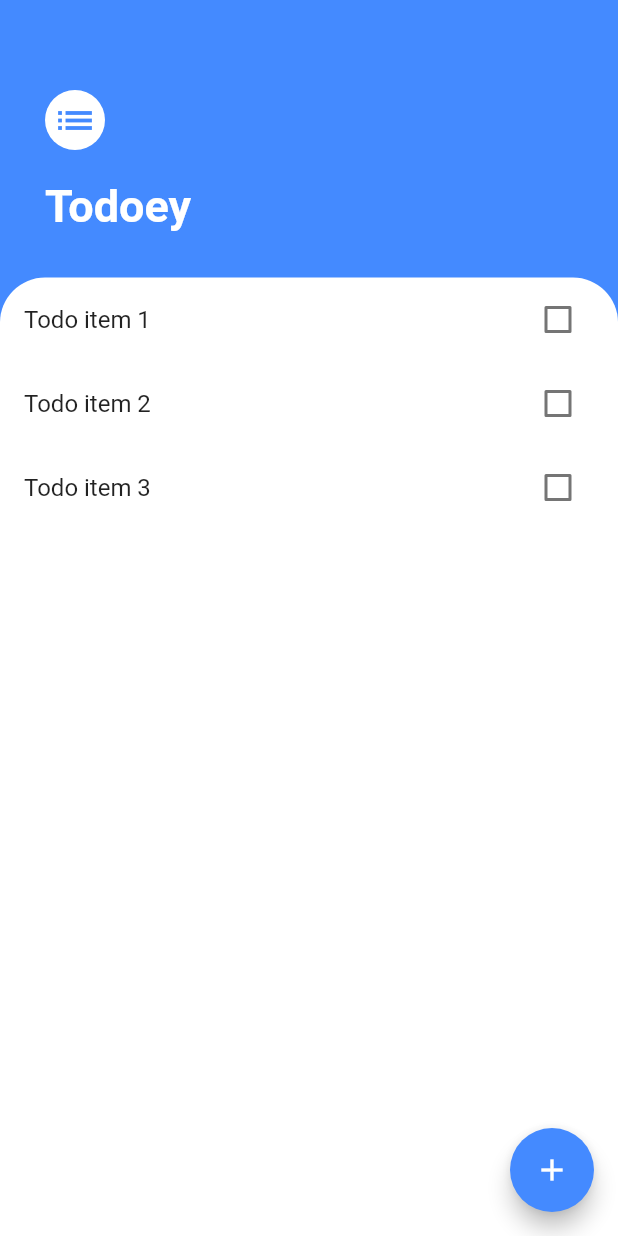
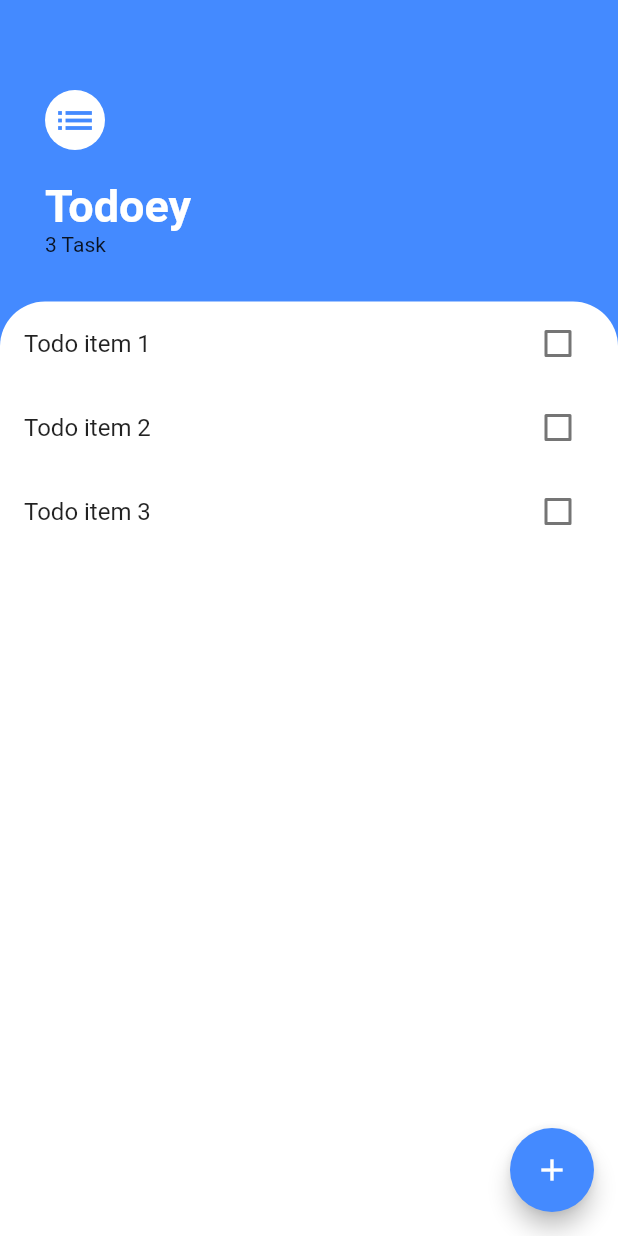
Before and after one commit to harendrabisht/todoey, a Flutter app: the screen it shows after launch, on a phone screen of 412 x 824 dp. Run offline on Flutter 3.47's test engine with Material 2 defaults, Android fonts, the phone set to English and light mode, and no system bars.

Commit message:
Replace todo list with state provider

```diff
--- a/lib/components/todo_list.dart
+++ b/lib/components/todo_list.dart
@@ -1,29 +1,22 @@
 import 'package:flutter/material.dart';
+import 'package:provider/provider.dart';
 import 'package:todoapp/components/todo.dart';
-import 'package:todoapp/models/task.dart';
+import 'package:todoapp/models/todo_data.dart';
 
-class TodoList extends StatefulWidget {
-  final List<Task> tasks;
-  TodoList(this.tasks);
-
-  @override
-  _TodoListState createState() => _TodoListState();
-}
-
-class _TodoListState extends State<TodoList> {
+class TodoList extends StatelessWidget {
   @override
   Widget build(BuildContext context) {
     return ListView.builder(
       itemBuilder: (context, index) => Todo(
-        title: widget.tasks[index].title,
-        isChecked: widget.tasks[index].isChecked,
+        title: Provider.of<TodoData>(context).tasks[index].title,
+        isChecked: Provider.of<TodoData>(context).tasks[index].isChecked,
         handleCheckbox: (isChecked) {
-          setState(() {
-            widget.tasks[index].toggleTask();
-          });
+//          setState(() {
+//            widget.tasks[index].toggleTask();
+//          });
         },
       ),
-      itemCount: widget.tasks.length,
+      itemCount: Provider.of<TodoData>(context).tasks.length,
     );
   }
 }
--- a/lib/main.dart
+++ b/lib/main.dart
@@ -1,4 +1,6 @@
 import 'package:flutter/material.dart';
+import 'package:provider/provider.dart';
+import 'package:todoapp/models/todo_data.dart';
 import 'package:todoapp/screens/todo_tasks.dart';
 
 void main() => runApp(TodoApp());
@@ -6,8 +8,11 @@ void main() => runApp(TodoApp());
 class TodoApp extends StatelessWidget {
   @override
   Widget build(BuildContext context) {
-    return MaterialApp(
-      home: TodoTasks(),
+    return ChangeNotifierProvider(
+      create: (context) => TodoData(),
+      child: MaterialApp(
+        home: TodoTasks(),
+      ),
     );
   }
 }
--- /dev/null
+++ b/lib/models/todo_data.dart
@@ -0,0 +1,10 @@
+import 'package:flutter/foundation.dart';
+import 'package:todoapp/models/task.dart';
+
+class TodoData extends ChangeNotifier {
+  List<Task> tasks = [
+    Task(title: 'Todo item 1'),
+    Task(title: 'Todo item 2'),
+    Task(title: 'Todo item 3'),
+  ];
+}
--- a/lib/screens/todo_tasks.dart
+++ b/lib/screens/todo_tasks.dart
@@ -1,6 +1,7 @@
 import 'package:flutter/material.dart';
+import 'package:provider/provider.dart';
 import 'package:todoapp/components/todo_list.dart';
-import 'package:todoapp/models/task.dart';
+import 'package:todoapp/models/todo_data.dart';
 import 'package:todoapp/screens/add_task.dart';
 
 class TodoTasks extends StatefulWidget {
@@ -9,12 +10,6 @@ class TodoTasks extends StatefulWidget {
 }
 
 class _TodoTasksState extends State<TodoTasks> {
-  List<Task> tasks = [
-    Task(title: 'Todo item 1'),
-    Task(title: 'Todo item 2'),
-    Task(title: 'Todo item 3'),
-  ];
-
   @override
   Widget build(BuildContext context) {
     return Scaffold(
@@ -29,10 +24,10 @@ class _TodoTasksState extends State<TodoTasks> {
           showModalBottomSheet(
             context: context,
             builder: (BuildContext context) => AddTodo((newTask) {
-              setState(() {
-                tasks.add(Task(title: newTask));
-              });
-              Navigator.pop(context);
+//              setState(() {
+//                tasks.add(Task(title: newTask));
+//              });
+//              Navigator.pop(context);
             }),
           );
         },
@@ -69,6 +64,9 @@ class _TodoTasksState extends State<TodoTasks> {
                         color: Colors.white,
                       ),
                     ),
+                    Text(
+                      '${Provider.of<TodoData>(context).tasks.length} Task',
+                    )
                   ],
                 ),
               ),
@@ -82,7 +80,7 @@ class _TodoTasksState extends State<TodoTasks> {
                       topLeft: Radius.circular(30),
                     ),
                   ),
-                  child: TodoList(tasks),
+                  child: TodoList(),
                 ),
               ),
             ],
--- a/pubspec.yaml
+++ b/pubspec.yaml
@@ -23,6 +23,7 @@ dependencies:
   # The following adds the Cupertino Icons font to your application.
   # Use with the CupertinoIcons class for iOS style icons.
   cupertino_icons: ^0.1.2
+  provider: ^4.0.5+1
 
 dev_dependencies:
   flutter_test:
```
Also changed, not shown: pubspec.lock.
